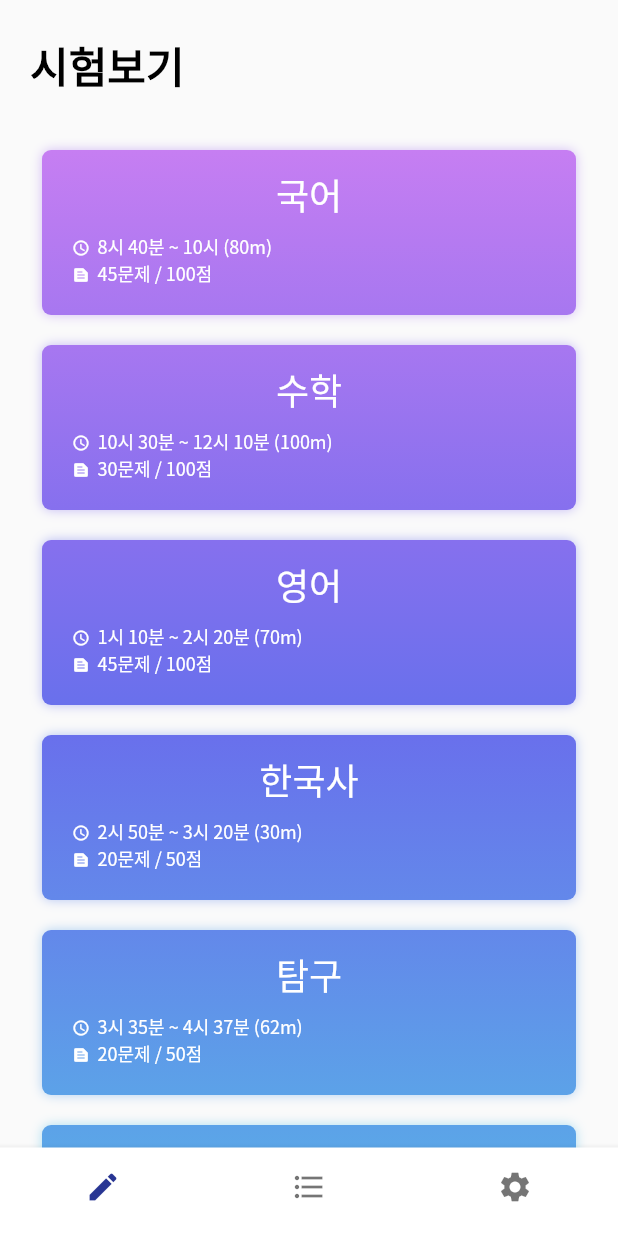
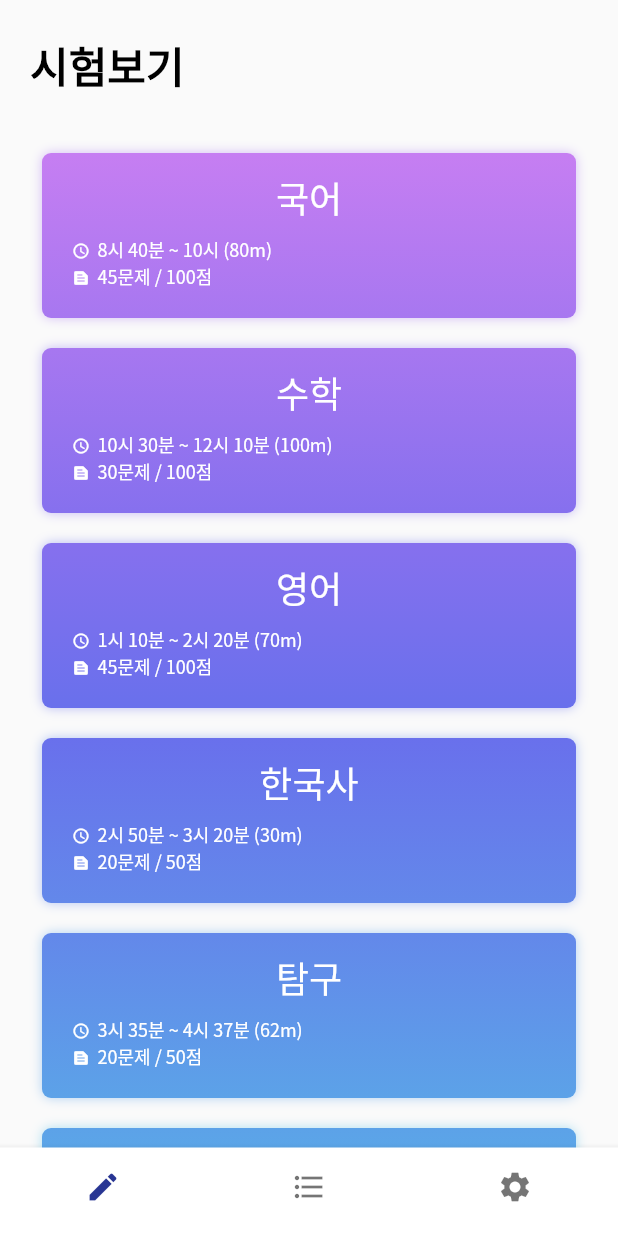
Before and after one commit to silgam/silgam-flutter, a Flutter app: the screen it shows after launch, on a phone screen of 412 x 824 dp. Run offline on Flutter 3.47's test engine with Material 2 defaults, Android fonts, the phone set to English and light mode, and no system bars; our stand-ins replace flutter_svg; Roboto replaces fonts that are missing (NanumMyeongjo).

Commit message:
feat: adjust padding and margin of exam card

```diff
--- a/lib/home/take_exam_view.dart
+++ b/lib/home/take_exam_view.dart
@@ -15,7 +15,7 @@ class TakeExamView extends StatelessWidget {
     return ScaffoldBody(
       title: title,
       child: SliverPadding(
-        padding: const EdgeInsets.only(top: 20),
+        padding: const EdgeInsets.symmetric(vertical: 12),
         sliver: SliverList(
           delegate: SliverChildBuilderDelegate(
             (context, index) => _ExamCard(
@@ -55,7 +55,7 @@ class _ExamCardState extends State<_ExamCard> {
       splashColor: Colors.transparent,
       highlightColor: Colors.transparent,
       child: Container(
-        margin: const EdgeInsets.only(left: 28, right: 28, bottom: 20),
+        margin: const EdgeInsets.symmetric(horizontal: 28, vertical: 10),
         padding: const EdgeInsets.only(top: 12, bottom: 20, left: 20, right: 20),
         decoration: _buildGradientBoxDecoration(),
         child: Column(
```
